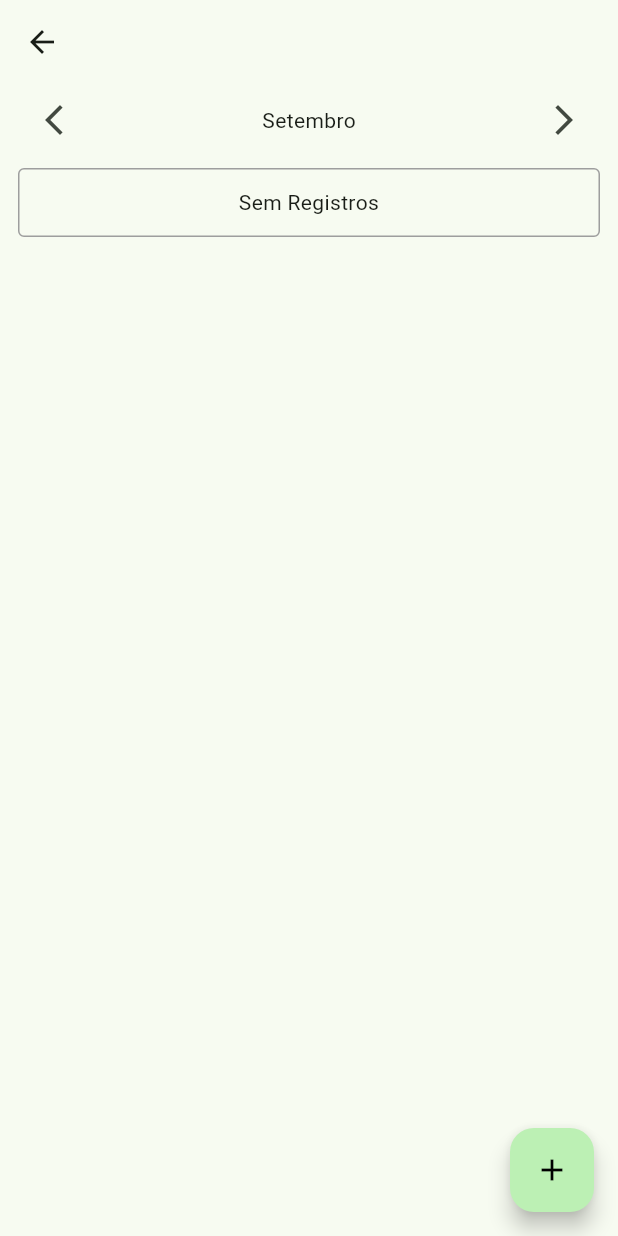
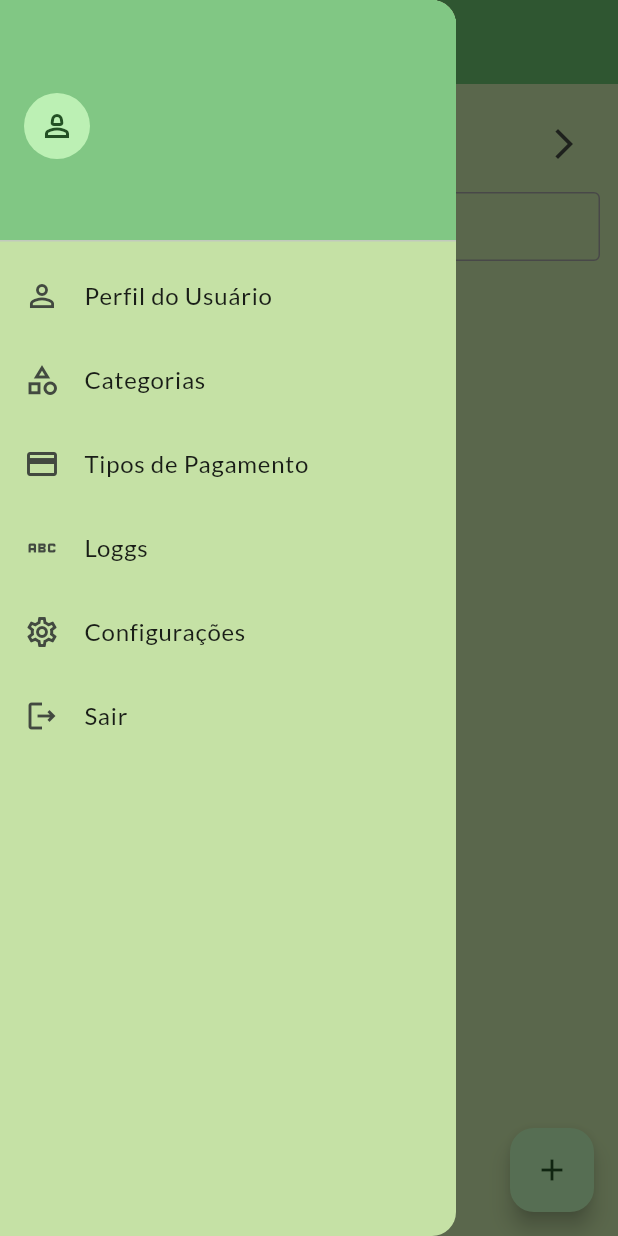
Before and after one commit to Luanftg/finances_app, a Flutter app: the HomePage screen opened by its route, with the side drawer open (before the commit the screen has no drawer), on a phone screen of 412 x 824 dp. Run offline on Flutter 3.47's test engine with Material 3 defaults, Android fonts, the phone set to English and light mode, and no system bars; our stand-ins replace dio, google_fonts, google_sign_in, shared_preferences; missing offline and left inert: logger_package; accounts and stored records are empty.

Commit message:
ajustes visuais e menu principal da home

```diff
--- a/lib/main.dart
+++ b/lib/main.dart
@@ -1,6 +1,7 @@
 import 'package:finances_app/src/core/routes/route_manager.dart';
 import 'package:finances_app/src/env/env.dart';
 import 'package:flutter/material.dart';
+import 'package:google_fonts/google_fonts.dart';
 import 'package:google_sign_in/google_sign_in.dart';
 
 void main() async {
@@ -15,12 +16,15 @@ class MyApp extends StatelessWidget {
 
   @override
   Widget build(BuildContext context) {
+    final baseTheme = ThemeData(
+      colorScheme: ColorScheme.fromSeed(seedColor: Colors.green),
+      useMaterial3: true,
+    );
     return MaterialApp(
       title: 'Finance App',
       debugShowCheckedModeBanner: false,
-      theme: ThemeData(
-        colorScheme: ColorScheme.fromSeed(seedColor: Colors.green),
-        useMaterial3: true,
+      theme: baseTheme.copyWith(
+        textTheme: GoogleFonts.latoTextTheme(baseTheme.textTheme),
       ),
       routes: RouteManager.routes,
     );
--- /dev/null
+++ b/lib/src/core/domain/client/client_entity.dart
@@ -0,0 +1,47 @@
+part of '../domain.dart';
+
+class ClientEntity {
+  final int id;
+  final String name;
+  final String email;
+  final String? photoUrl;
+  final String? phoneNumber;
+  final bool isAuthenticated;
+
+  ClientEntity({
+    required this.id,
+    required this.name,
+    required this.email,
+    this.photoUrl,
+    this.phoneNumber,
+    this.isAuthenticated = false,
+  });
+
+  Map<String, dynamic> toMap() {
+    return <String, dynamic>{
+      'id': id,
+      'name': name,
+      'email': email,
+      'photo_url': photoUrl,
+      'phoneNumber': phoneNumber,
+      'isAuthenticated': isAuthenticated,
+    };
+  }
+
+  factory ClientEntity.fromMap(Map<String, dynamic> map) {
+    return ClientEntity(
+      id: map['id'] as int,
+      name: map['name'] as String,
+      email: map['email'] as String,
+      photoUrl: map['photo_url'] != null ? map['photo_url'] as String : null,
+      phoneNumber:
+          map['phoneNumber'] != null ? map['phoneNumber'] as String : null,
+      isAuthenticated: map['isAuthenticated'] ?? false,
+    );
+  }
+
+  String toJson() => json.encode(toMap());
+
+  factory ClientEntity.fromJson(String source) =>
+      ClientEntity.fromMap(json.decode(source) as Map<String, dynamic>);
+}
--- /dev/null
+++ b/lib/src/core/domain/domain.dart
@@ -0,0 +1,5 @@
+library;
+
+import 'dart:convert';
+
+part 'client/client_entity.dart';
--- a/lib/src/core/log/log_service.dart
+++ b/lib/src/core/log/log_service.dart
@@ -1,5 +1,4 @@
 import 'dart:convert';
-import 'dart:developer';
 import 'dart:io';
 
 import 'package:path_provider/path_provider.dart';
--- a/lib/src/core/routes/route_manager.dart
+++ b/lib/src/core/routes/route_manager.dart
@@ -15,6 +15,7 @@ import 'package:finances_app/src/features/payment_types/data/payment_types_repos
 import 'package:finances_app/src/features/splash/splash_page.dart';
 import 'package:finances_app/src/features/splash/splash_view_model.dart';
 import 'package:finances_app/src/shared/http/dio/dio_http_client.dart';
+import 'package:finances_app/src/shared/stores/local_storage/local_storage.dart';
 import 'package:finances_app/src/shared/stores/shared_pref_storage.dart';
 import 'package:flutter/material.dart';
 import 'package:logger_package/logger_package.dart';
@@ -51,6 +52,7 @@ class RouteManager {
             ),
         'home': (context) => HomePage(
               homeViewModel: HomeViewModel(
+                localStorage: SharedPrefStorage(),
                 financeMovimentService: LocalFinanceMovimentRepository(),
               ),
             ),
--- a/lib/src/core/widgets/finance_moviment_card_base_widget.dart
+++ b/lib/src/core/widgets/finance_moviment_card_base_widget.dart
@@ -39,6 +39,9 @@ class FinancesMovimentCardBaseWidget extends StatelessWidget {
       child: Padding(
         padding: const EdgeInsets.all(8.0),
         child: Column(
+          spacing: 4,
+          mainAxisAlignment: MainAxisAlignment.start,
+          crossAxisAlignment: CrossAxisAlignment.start,
           children: [
             Row(
               mainAxisAlignment: MainAxisAlignment.spaceBetween,
--- a/lib/src/core/widgets/finance_moviment_static_card_widget.dart
+++ b/lib/src/core/widgets/finance_moviment_static_card_widget.dart
@@ -40,7 +40,7 @@ class FinancesCardStatic extends StatelessWidget {
       ),
       descriptionWidget: Text(
         entry.description ?? '',
-        textAlign: TextAlign.center,
+        textAlign: TextAlign.start,
       ),
       categoryWidget: Text(
         entry.categoryModel.name,
--- /dev/null
+++ b/lib/src/core/widgets/user_avatar_widget.dart
@@ -0,0 +1,45 @@
+import 'package:finances_app/src/shared/design/design.dart';
+import 'package:flutter/material.dart';
+
+class UserAvatarWidget extends StatelessWidget {
+  const UserAvatarWidget(
+      {super.key,
+      required this.userName,
+      required this.userEmail,
+      this.photoUrl});
+  final String userName;
+  final String userEmail;
+  final String? photoUrl;
+
+  @override
+  Widget build(BuildContext context) {
+    return InkWell(
+      onTap: Scaffold.of(context).isDrawerOpen
+          ? Scaffold.of(context).closeDrawer
+          : Scaffold.of(context).openDrawer,
+      child: Row(
+        mainAxisSize: MainAxisSize.min,
+        children: [
+          ClipRRect(
+            borderRadius: BorderRadiusGeometry.circular(4),
+            child: CircleAvatar(
+              child: photoUrl != null
+                  ? Image.network(photoUrl!)
+                  : Icon(Icons.person_2_outlined),
+              maxRadius: 22,
+            ),
+          ),
+          Flexible(
+            child: ListTile(
+              title: Text(userName),
+              subtitle: Text(
+                userEmail,
+                style: TextStyle(color: AppCustomColors.i.white, fontSize: 14),
+              ),
+            ),
+          )
+        ],
+      ),
+    );
+  }
+}
--- /dev/null
+++ b/lib/src/features/home/drawer_widget.dart
@@ -0,0 +1,69 @@
+import 'package:finances_app/src/core/domain/domain.dart';
+import 'package:finances_app/src/core/widgets/user_avatar_widget.dart';
+import 'package:flutter/material.dart';
+
+class DrawerWidget extends StatelessWidget {
+  const DrawerWidget({super.key, this.clientEntity});
+  final ClientEntity? clientEntity;
+
+  @override
+  Widget build(BuildContext context) {
+    return Drawer(
+      backgroundColor: Colors.lightGreen.shade200,
+      child: Column(
+        children: [
+          DrawerHeader(
+            decoration: BoxDecoration(color: Colors.green.shade300),
+            child: UserAvatarWidget(
+              userName: clientEntity?.name ?? '',
+              userEmail: clientEntity?.email ?? '',
+              photoUrl: clientEntity?.photoUrl,
+            ),
+          ),
+          InkWell(
+            onTap: () {},
+            child: ListTile(
+              leading: Icon(Icons.person_outline),
+              title: Text('Perfil do Usuário'),
+            ),
+          ),
+          InkWell(
+            onTap: () {},
+            child: ListTile(
+              leading: Icon(Icons.category_outlined),
+              title: Text('Categorias'),
+            ),
+          ),
+          InkWell(
+            onTap: () {},
+            child: ListTile(
+              leading: Icon(Icons.payment_outlined),
+              title: Text('Tipos de Pagamento'),
+            ),
+          ),
+          InkWell(
+            onTap: () => Navigator.of(context).pushNamed('log_screen'),
+            child: ListTile(
+              leading: Icon(Icons.abc),
+              title: Text('Loggs'),
+            ),
+          ),
+          InkWell(
+            onTap: () {},
+            child: ListTile(
+              leading: Icon(Icons.settings_outlined),
+              title: Text('Configurações'),
+            ),
+          ),
+          InkWell(
+            onTap: () {},
+            child: ListTile(
+              leading: Icon(Icons.logout_outlined),
+              title: Text('Sair'),
+            ),
+          ),
+        ],
+      ),
+    );
+  }
+}
--- a/lib/src/features/home/home_page.dart
+++ b/lib/src/features/home/home_page.dart
@@ -1,6 +1,8 @@
 import 'package:finances_app/src/core/extensions/int_extension.dart';
 import 'package:finances_app/src/core/result/result.dart';
 import 'package:finances_app/src/core/widgets/finance_moviment_static_card_widget.dart';
+import 'package:finances_app/src/core/widgets/user_avatar_widget.dart';
+import 'package:finances_app/src/features/home/drawer_widget.dart';
 import 'package:finances_app/src/features/home/home_viewmodel.dart';
 import 'package:finances_app/src/features/home/presentation/widgets/finance_resume_card.dart';
 import 'package:finances_app/src/features/home/presentation/widgets/month_header_widget.dart';
@@ -13,16 +15,25 @@ class HomePage extends StatelessWidget {
 
   @override
   Widget build(BuildContext context) {
-    return Scaffold(
-      appBar: AppBar(),
+    return ListenableBuilder(
+      listenable: homeViewModel,
+      builder: (context, child) => Scaffold(
+        backgroundColor: Colors.lightGreen.shade200,
+        appBar: AppBar(
+          backgroundColor: Colors.green.shade400,
+          automaticallyImplyLeading: false,
+          title: UserAvatarWidget(
+            userName: homeViewModel.clientEntity?.name ?? '',
+            userEmail: homeViewModel.clientEntity?.email ?? '',
+            photoUrl: homeViewModel.clientEntity?.photoUrl,
+          ),
+        ),
+        drawer: DrawerWidget(clientEntity: homeViewModel.clientEntity),
         floatingActionButton: FloatingActionButton(
-          child: Icon(
-            Icons.add,
-            color: Colors.black,
-          ),
+            child: Icon(Icons.add),
             onPressed: () async {
-            final result = await Navigator.of(context).pushNamed('add_finance');
-
+              final result =
+                  await Navigator.of(context).pushNamed('add_finance');
               if (result != null && result is bool) {
                 await homeViewModel.loadByMonthCommand();
               }
@@ -43,11 +54,7 @@ class HomePage extends StatelessWidget {
                   child: Column(
                     spacing: 8,
                     children: [
-                    // ElevatedButton(
-                    //     onPressed: () {
-                    //       Navigator.of(context).pushNamed('log_screen');
-                    //     },
-                    //     child: Text('LogScreen')),
+                      SizedBox(height: 8),
                       MonthHeaderWidget(
                         actualMonth: homeViewModel.actualMonth.monthName,
                         onSubstractMonth: homeViewModel.substractMonth,
@@ -79,6 +86,7 @@ class HomePage extends StatelessWidget {
               }
               return const Offstage();
             }),
+      ),
     );
   }
 }
--- a/lib/src/features/home/home_viewmodel.dart
+++ b/lib/src/features/home/home_viewmodel.dart
@@ -1,7 +1,10 @@
 import 'package:finances_app/src/core/command/commands.dart';
+import 'package:finances_app/src/core/domain/domain.dart';
 import 'package:finances_app/src/core/result/result.dart';
 import 'package:finances_app/src/features/finance_moviment/data/finance_moviment_repository.dart';
 import 'package:finances_app/src/features/finance_moviment/domain/finance_moviment_list_model.dart';
+import 'package:finances_app/src/shared/stores/keys/local_storage_keys.dart';
+import 'package:finances_app/src/shared/stores/local_storage/local_storage.dart';
 import 'package:flutter/material.dart';
 
 class HomeViewModel extends ChangeNotifier {
@@ -9,8 +12,18 @@ class HomeViewModel extends ChangeNotifier {
   late final Command0<FinanceMovimentListModel> load;
   late final Command1<FinanceMovimentListModel, int> loadByMonth;
 
-  HomeViewModel({required FinanceMovimentRepository financeMovimentService})
-      : _financeMovimentService = financeMovimentService {
+  ClientEntity? _clientEntity;
+  ClientEntity? get clientEntity => _clientEntity;
+
+  HomeViewModel({
+    required FinanceMovimentRepository financeMovimentService,
+    required LocalStorage localStorage,
+  }) : _financeMovimentService = financeMovimentService {
+    localStorage.getString(LocalStorageKeys.sessionUer).then(
+          (value) => _clientEntity =
+              value != null ? ClientEntity.fromJson(value) : null,
+        );
+    notifyListeners();
     load = Command0<FinanceMovimentListModel>(_loadCommand);
     loadByMonth = Command1<FinanceMovimentListModel, int>(_loadByMonthCommand)
       ..execute(_actualMonth);
--- a/lib/src/features/login/presentation/login_view_model.dart
+++ b/lib/src/features/login/presentation/login_view_model.dart
@@ -53,6 +53,8 @@ class LoginViewModel extends ChangeNotifier {
         notifyListeners();
         switch (resultValidate) {
           case Sucess():
+
+            // final resultAuthMe = await _loginRepository.
             return Result.sucess(Init());
           case Failure(:final error):
             return Result.failure(error);
--- a/lib/src/features/splash/splash_view_model.dart
+++ b/lib/src/features/splash/splash_view_model.dart
@@ -1,8 +1,8 @@
 import 'dart:developer';
 
 import 'package:finances_app/src/core/command/commands.dart';
+import 'package:finances_app/src/core/domain/domain.dart';
 import 'package:finances_app/src/core/result/result.dart';
-import 'package:finances_app/src/core/services/shared_auth_service.dart';
 import 'package:finances_app/src/shared/http/http.dart';
 import 'package:finances_app/src/shared/stores/keys/local_storage_keys.dart';
 import 'package:finances_app/src/shared/stores/local_storage/local_storage.dart';
@@ -37,7 +37,13 @@ class SplashViewModel extends ChangeNotifier {
             'Bearer ${await _localStorage.getString(LocalStorageKeys.authToken)}'
       });
       if (response.statusCode == 200) {
+        final user = ClientEntity.fromMap(response.body);
+        await _localStorage.saveString(
+          key: LocalStorageKeys.sessionUer,
+          value: user.toJson(),
+        );
         notifyListeners();
+
         return Result.sucess(NavigateTo.home);
       }
     } catch (e) {
--- a/lib/src/shared/stores/keys/local_storage_keys.dart
+++ b/lib/src/shared/stores/keys/local_storage_keys.dart
@@ -1,3 +1,4 @@
 class LocalStorageKeys {
   static const String authToken = 'auth_token';
+  static const String sessionUer = 'session_user';
 }
--- a/pubspec.yaml
+++ b/pubspec.yaml
@@ -21,6 +21,7 @@ dependencies:
   path_provider: ^2.1.5
   logger_package:
     path: '../../logger_package'
+  google_fonts: ^6.3.2
 
 
 dev_dependencies:
```
Also changed, not shown: pubspec.lock. Lines whose indentation alone changed are shown as unchanged.
